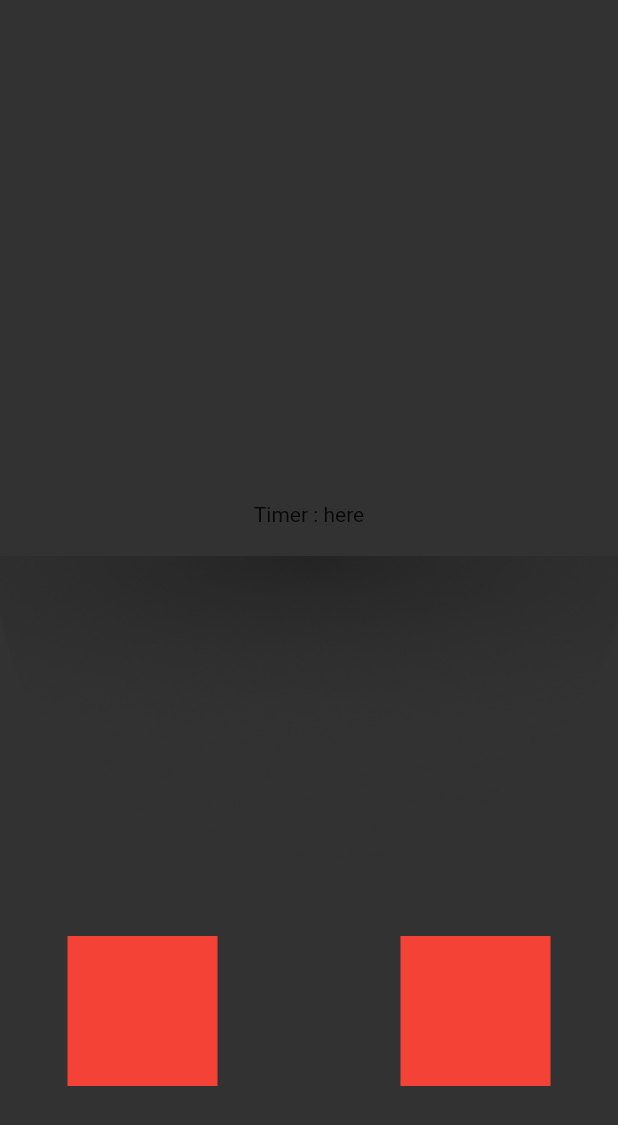
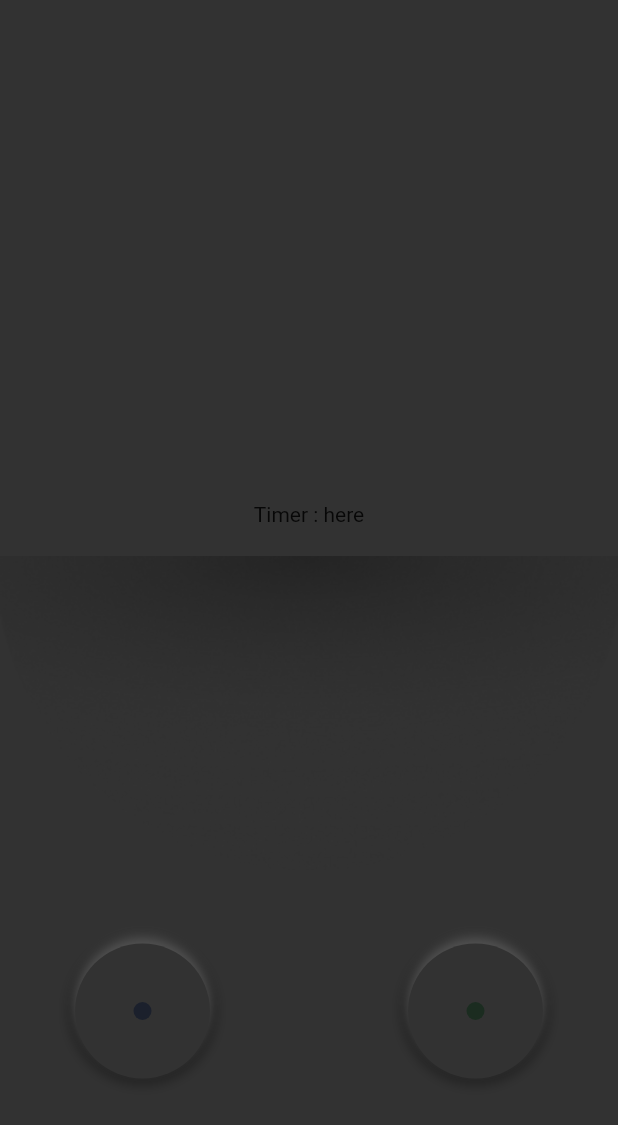
Before and after one commit to MbIXjkee/flutter-webinar-tracker, a Flutter app: the screen it shows after launch, on a phone screen of 412 x 824 dp. Shown: the top 1125 px of the screen. Run offline on Flutter 3.47's test engine with Material 2 defaults, Android fonts, the phone set to English and light mode, and no system bars.

Commit message:
Buttons ready

```diff
--- a/tracker/lib/ui/screen/timer_screen.dart
+++ b/tracker/lib/ui/screen/timer_screen.dart
@@ -2,6 +2,8 @@ import 'package:flutter/cupertino.dart';
 import 'package:flutter/material.dart';
 import 'package:tracker/logic/timer_bloc.dart';
 import 'package:tracker/ui/res/assets.dart';
+import 'package:tracker/ui/res/colors.dart';
+import 'package:tracker/ui/widget/timer-button.dart';
 
 /// Screen with timers
 class TimerScreen extends StatefulWidget {
@@ -90,16 +92,18 @@ class _TimerScreenState extends State<TimerScreen> {
                   child: Row(
                     mainAxisAlignment: MainAxisAlignment.spaceBetween,
                     children: <Widget>[
-                      Container(
-                        height: 100,
-                        width: 100,
-                        color: Colors.red,
+                      TimerButton(
+                        isPressed: _buttonState == ActiveButtonState.first,
+                        activatedColor: firstButtonEnabledColor,
+                        deactivatedColor: firstButtonDisabledColor,
+                        onPressed: _firstPressed,
                       ),
-                      Container(
-                        height: 100,
-                        width: 100,
-                        color: Colors.red,
-                      )
+                      TimerButton(
+                        isPressed: _buttonState == ActiveButtonState.second,
+                        activatedColor: secondButtonEnabledColor,
+                        deactivatedColor: secondButtonDisabledColor,
+                        onPressed: _secondPressed,
+                      ),
                     ],
                   ),
                 ),
--- /dev/null
+++ b/tracker/lib/ui/widget/timer-button.dart
@@ -0,0 +1,215 @@
+import 'package:flutter/material.dart';
+import 'package:tracker/ui/res/colors.dart';
+
+class TimerButton extends StatefulWidget {
+  final bool isPressed;
+  final Color deactivatedColor;
+  final Color activatedColor;
+  final VoidCallback onPressed;
+
+  const TimerButton({
+    Key key,
+    this.isPressed = false,
+    @required this.deactivatedColor,
+    @required this.activatedColor,
+    @required this.onPressed,
+  }) : super(key: key);
+
+  @override
+  _TimerButtonState createState() => _TimerButtonState();
+}
+
+class _TimerButtonState extends State<TimerButton>
+    with SingleTickerProviderStateMixin {
+  static const double _buttonSize = 90;
+  static const double _outerShadowSize = 5;
+  static const double _indicatorSize = 12;
+  static const double _indicatorBlurRadius = 4;
+
+  AnimationController _controller;
+
+  @override
+  void initState() {
+    super.initState();
+
+    _controller = AnimationController(
+      vsync: this,
+      duration: Duration(milliseconds: 300),
+    );
+  }
+
+  @override
+  void didUpdateWidget(TimerButton oldWidget) {
+    super.didUpdateWidget(oldWidget);
+
+    if (widget.isPressed && _controller.value != 1) {
+      _controller.forward();
+    } else if (!widget.isPressed && _controller.value != 0) {
+      _controller.reverse();
+    }
+  }
+
+  @override
+  Widget build(BuildContext context) {
+    return SizedBox(
+      width: 100,
+      height: 100,
+      child: _buildButton(),
+    );
+  }
+
+  Widget _buildButton() {
+    return AnimatedBuilder(
+      animation: _controller,
+      builder: (context, w) => Stack(
+        children: <Widget>[
+          _buildOuterShadow(),
+          Center(
+            child: GestureDetector(
+              onTap: widget.onPressed,
+              child: Container(
+                decoration: BoxDecoration(
+                  borderRadius: BorderRadius.circular(_buttonSize / 2),
+                  color: backgroundColor,
+                ),
+                height: _buttonSize,
+                width: _buttonSize,
+                child: Center(
+                  child: _buildIndicator(),
+                ),
+              ),
+            ),
+          ),
+          _buildInnerShadow(),
+        ],
+      ),
+    );
+  }
+
+  Widget _buildOuterShadow() {
+    return Center(
+      child: Opacity(
+        opacity: (1 - _controller.value / 0.75).clamp(0.0, 1.0),
+        child: Container(
+          decoration: BoxDecoration(
+            borderRadius:
+                BorderRadius.circular(_buttonSize / 2 + _outerShadowSize),
+            boxShadow: [
+              BoxShadow(
+                color: shadowMainColor,
+                spreadRadius: _outerShadowSize,
+                blurRadius: _outerShadowSize,
+              ),
+              BoxShadow(
+                color: shadowTintColor,
+                spreadRadius: 0,
+                blurRadius: _outerShadowSize,
+                offset: Offset(0, -_outerShadowSize),
+              ),
+            ],
+          ),
+          width: _buttonSize,
+          height: _buttonSize,
+        ),
+      ),
+    );
+  }
+
+  Widget _buildInnerShadow() {
+    return IgnorePointer(
+      child: Opacity(
+        opacity: ((_controller.value - 0.55) / 0.45).clamp(0.0, 1.0),
+        child: Center(
+          child: Stack(
+            children: <Widget>[
+              Container(
+                decoration: BoxDecoration(
+                  shape: BoxShape.circle,
+                  gradient: RadialGradient(
+                    colors: [
+                      shadowMainColor.withOpacity(0),
+                      shadowMainColor.withOpacity(0.5),
+                    ],
+                    center: AlignmentDirectional(0, 0.5),
+                    focal: AlignmentDirectional(0, 0.1),
+                    focalRadius: 0.005,
+                    radius: 0.95,
+                    stops: [
+                      0.5,
+                      1,
+                    ],
+                  ),
+                ),
+              ),
+              Container(
+                decoration: BoxDecoration(
+                  shape: BoxShape.circle,
+                  gradient: RadialGradient(
+                    colors: [
+                      shadowTintColor.withOpacity(0),
+                      shadowTintColor.withOpacity(0.5),
+                    ],
+                    center: AlignmentDirectional(0, -0.5),
+                    focal: AlignmentDirectional(0, 0.1),
+                    focalRadius: 0.005,
+                    radius: 0.95,
+                    stops: [
+                      0.5,
+                      1,
+                    ],
+                  ),
+                ),
+              ),
+            ],
+          ),
+        ),
+      ),
+    );
+  }
+
+  Widget _buildIndicator() {
+    return Stack(
+      children: <Widget>[
+        _buildDisabledIndicator(),
+        _buildEnabledIndicator(),
+      ],
+    );
+  }
+
+  Widget _buildDisabledIndicator() {
+    return _buildBulb(widget.deactivatedColor);
+  }
+
+  Widget _buildEnabledIndicator() {
+    return Opacity(
+      opacity: ((_controller.value - 0.65) / 0.35).clamp(0.0, 1.0),
+      child: Container(
+        decoration: BoxDecoration(
+          borderRadius:
+              BorderRadius.circular(_indicatorSize / 2 + _indicatorBlurRadius),
+          boxShadow: [
+            BoxShadow(
+              color: widget.activatedColor,
+              blurRadius: _indicatorBlurRadius,
+              spreadRadius: _indicatorBlurRadius / 2,
+            )
+          ],
+        ),
+        child: _buildBulb(buttonBulbColor),
+      ),
+    );
+  }
+
+  Widget _buildBulb(Color color) {
+    return SizedBox(
+      width: _indicatorSize,
+      height: _indicatorSize,
+      child: Container(
+        decoration: BoxDecoration(
+          borderRadius: BorderRadius.circular(_indicatorSize / 2),
+          color: color,
+        ),
+      ),
+    );
+  }
+}
```
